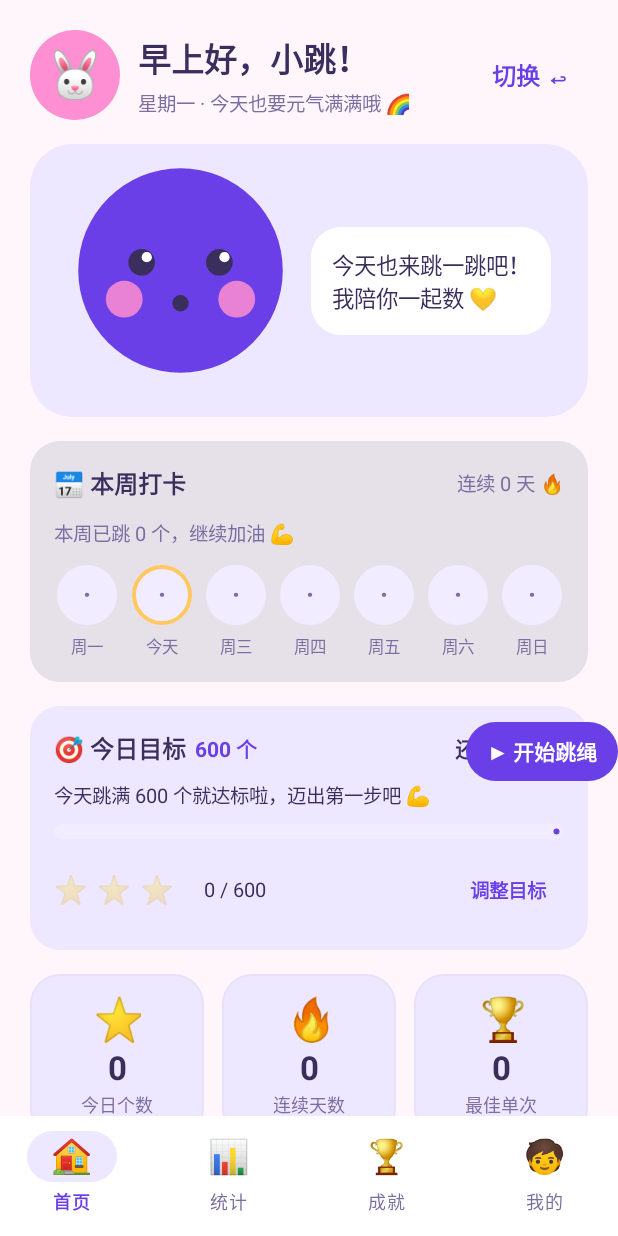
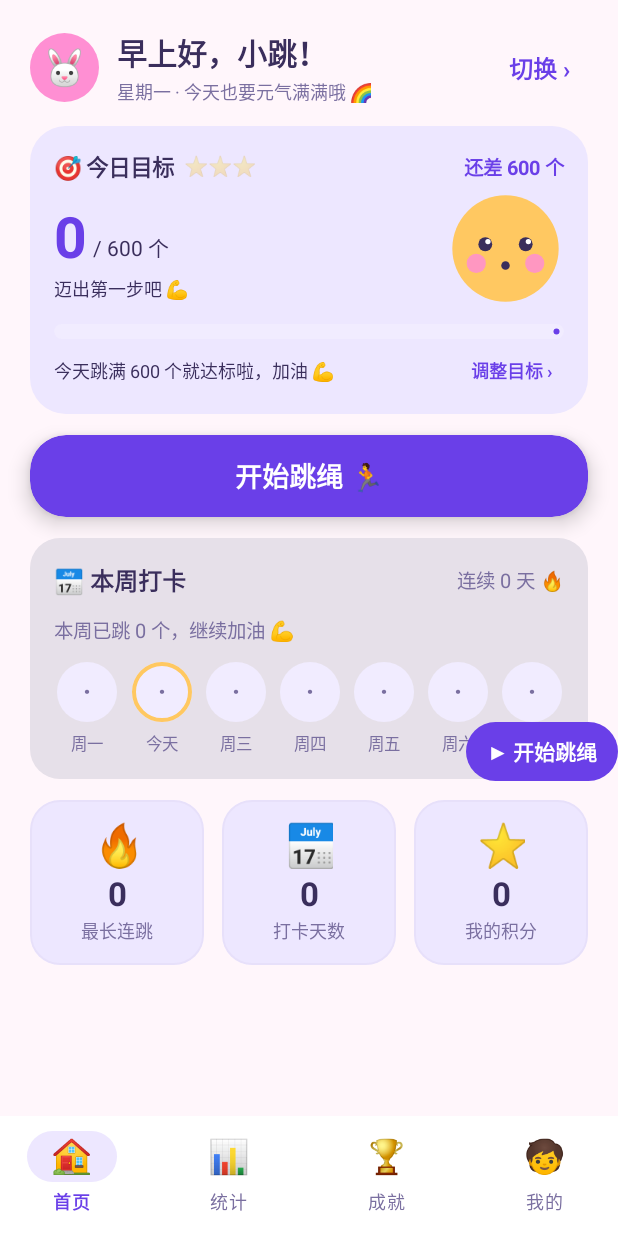
Before and after one commit to xuhaijun/JumpDaily, an Android app built with Jetpack Compose: the HomeScreen screen opened through its navigation route, on a phone screen of 412 x 824 dp. Run offline under Robolectric (Android 15) with nearby library versions, the light colour scheme and no system bars; our stand-ins replace Room's generated code.

Commit message:
refactor(home): 首页三段式布局重构——目标 Hero + 跳跳星缩小并入 + 数据卡去重
- 顶部问候紧凑化（头像46dp/问候20sp），把首屏高度让给核心动作区
- 吉祥物气泡卡(182dp)与目标卡合并成 DailyGoalHero：今日大数字+进度条+跳跳星作卡内装饰(78dp)
- 开始跳绳按钮上移到 Hero 之后，360x780 首屏 0 滚动即可开跳
- 数据三卡去重：最长连跳/打卡天数/我的积分（替代原重复的今日个数/连续天数/最佳单次）
- JumpMascot 增加 mascotSize 尺寸参数（首页用 78dp 装饰）
- 间距 16->14dp 与统计页/我的页统一

```diff
--- a/app/src/main/java/com/jumpdaily/jump/ui/components/JumpMascot.kt
+++ b/app/src/main/java/com/jumpdaily/jump/ui/components/JumpMascot.kt
@@ -16,6 +16,7 @@ import androidx.compose.ui.geometry.Offset
 import androidx.compose.ui.geometry.Size
 import androidx.compose.ui.graphics.Color
 import androidx.compose.ui.graphics.drawscope.Stroke
+import androidx.compose.ui.unit.Dp
 import androidx.compose.ui.unit.dp
 import com.jumpdaily.jump.ui.theme.Ink
 import com.jumpdaily.jump.ui.theme.PinkSecondary
@@ -31,7 +32,15 @@ enum class MascotState { IDLE, JUMPING, HAPPY, SAD, CHEER }
 fun JumpMascot(
     state: MascotState,
     modifier: Modifier = Modifier,
-    color: Color = PurplePrimary
+    color: Color = PurplePrimary,
+    /**
+     * 绘制尺寸，默认 150dp。首页等空间紧张的场景可传小值（如 78dp）当装饰，
+     * 弹跳/待机浮动的偏移量会按同比例缩放，动作幅度与体型保持协调。
+     *
+     * 注意：不能命名为 `size`——会遮蔽 Canvas 绘制作用域里的 `DrawScope.size`（Size 类型），
+     * 导致 `size.minDimension` 等绘制代码解析失败。
+     */
+    mascotSize: Dp = 150.dp
 ) {
     val bounce by animateFloatAsState(
         targetValue = when (state) {
@@ -57,7 +66,9 @@ fun JumpMascot(
         label = "mascot-idle-bob"
     )
 
-    Canvas(modifier.size(150.dp).offset(y = (bounce + idleBob).dp)) {
+    // 动作幅度随体型等比缩放：小号吉祥物不会「跳得上天」，与整体视觉协调
+    val bobScale = mascotSize.value / 150f
+    Canvas(modifier.size(mascotSize).offset(y = ((bounce + idleBob) * bobScale).dp)) {
         val c = center
         val r = size.minDimension / 2.2f
 
--- a/app/src/main/java/com/jumpdaily/jump/ui/screens/HomeScreen.kt
+++ b/app/src/main/java/com/jumpdaily/jump/ui/screens/HomeScreen.kt
@@ -64,7 +64,6 @@ import com.jumpdaily.jump.data.model.Badge
 import com.jumpdaily.jump.data.model.BadgeCatalog
 import com.jumpdaily.jump.data.model.CountMode
 import com.jumpdaily.jump.ui.navigation.Screen
-import com.jumpdaily.jump.ui.theme.Bubble
 import com.jumpdaily.jump.ui.theme.InkSoft
 import com.jumpdaily.jump.ui.viewmodel.RecordsViewModel
 import com.jumpdaily.jump.ui.viewmodel.SessionViewModel
@@ -72,6 +71,7 @@ import com.jumpdaily.jump.util.formatDuration
 import com.jumpdaily.jump.util.formatMonthDay
 import kotlinx.coroutines.delay
 import kotlinx.coroutines.flow.first
+import kotlinx.coroutines.flow.flowOf
 import kotlinx.coroutines.launch
 import java.util.Calendar
 
@@ -96,6 +96,22 @@ fun HomeScreen(nav: NavHostController, session: SessionViewModel, records: Recor
 
     // 最近训练记录（records 按 date DESC 排序，第一条即最近一次）→ 用于「上次成绩」摘要卡
     val recentRecords by records.records.collectAsStateWithLifecycle()
+
+    // 该孩子的总积分（按 childId 隔离存储）：放在首页数据卡，孩子跳完最想看的就是它
+    val childId = child?.id
+    val pointsFlow = remember(childId) {
+        childId?.let { container.prefsRepository.points(it) } ?: flowOf(0)
+    }
+    val points by pointsFlow.collectAsStateWithLifecycle(initialValue = 0)
+
+    /**
+     * 历史最长连跳：所有记录里 maxStreak 的最大值。
+     * 用它替代原先的「今日个数 / 连续天数 / 最佳单次」——那三项已由上方目标 Hero
+     * 与打卡卡完整表达，再摆一遍只是重复。
+     */
+    val bestStreak = remember(stats.history) {
+        stats.history.maxOfOrNull { it.maxStreak } ?: 0
+    }
 
     /**
      * 首次基线种子化：把「当前已解锁的成就」标记为已看，这样老用户（升级后已有历史成就）
@@ -201,97 +217,82 @@ fun HomeScreen(nav: NavHostController, session: SessionViewModel, records: Recor
     Box(Modifier.fillMaxSize()) {
         Column(
             Modifier.fillMaxSize().verticalScroll(rememberScrollState()).padding(20.dp),
-            verticalArrangement = Arrangement.spacedBy(16.dp)
+            // 区块间距 16→14dp：与统计页/我的页统一，顺带给首屏再挤出 10dp 左右
+            verticalArrangement = Arrangement.spacedBy(14.dp)
         ) {
-            // 顶部问候 + 切换孩子
+            // 顶部问候 + 切换孩子（紧凑版）：首屏高度很贵，头像 60→46dp、问候 22→20sp，
+            // 把省下的空间让给「今日目标 Hero + 开始跳绳」这一核心动作区
             Row(Modifier.fillMaxWidth(), verticalAlignment = Alignment.CenterVertically) {
-                ChildAvatar(child = child, size = 60.dp)
+                ChildAvatar(child = child, size = 46.dp)
                 Spacer(Modifier.width(12.dp))
                 Column(Modifier.weight(1f)) {
                     Text(
                         "${greetingNow()}，${child?.name ?: "宝贝"}！",
-                        fontSize = 22.sp,
+                        fontSize = 20.sp,
                         fontWeight = FontWeight.Bold,
                         color = MaterialTheme.colorScheme.onBackground,
-                        maxLines = 2,
+                        maxLines = 1,
                         overflow = TextOverflow.Ellipsis
                     )
-                    // 标题行与副标题行保持一点间距，避免挤在一起
-                    Spacer(Modifier.height(4.dp))
-                    Row(verticalAlignment = Alignment.CenterVertically) {
+                    Spacer(Modifier.height(2.dp))
                     Text(
                         "${weekdayNow()} · 今天也要元气满满哦 🌈",
-                            fontSize = 13.sp,
+                        fontSize = 12.sp,
                         color = InkSoft,
                         maxLines = 1,
                         overflow = TextOverflow.Ellipsis
                     )
                 }
-                }
                 TextButton(onClick = { nav.navigate(Screen.Children.route) }) {
-                    Text("切换 ↩", color = MaterialTheme.colorScheme.primary, fontWeight = FontWeight.Bold)
+                    Text("切换 ›", color = MaterialTheme.colorScheme.primary, fontWeight = FontWeight.Bold)
                 }
             }
 
-            // 吉祥物 + 气泡
-            Box(
-                Modifier.fillMaxWidth().clip(RoundedCornerShape(28.dp)).background(Bubble).padding(16.dp),
-                contentAlignment = Alignment.Center
-            ) {
-                Row(
-                    verticalAlignment = Alignment.CenterVertically,
-                    horizontalArrangement = Arrangement.spacedBy(12.dp)
-                ) {
-                    JumpMascot(
-                        mascotState,
-                        // 关闭默认涟漪（点击时的水波纹/阴影）：吉祥物本身会蹦跳 + 喊话，
-                        // 已经是最直观的反馈，再叠加一层波纹反而显得脏
-                        modifier = Modifier.clickable(
-                            interactionSource = remember { MutableInteractionSource() },
-                            indication = null
-                        ) { pokeMascot() }
-                    )
-                    Card(colors = CardDefaults.cardColors(containerColor = MaterialTheme.colorScheme.surface)) {
-                        Text(
-                            bubble ?: "今天也来跳一跳吧！\n我陪你一起数 💛",
-                            Modifier.padding(14.dp),
-                            fontSize = 15.sp,
-                            color = MaterialTheme.colorScheme.onSurface
-                        )
-                    }
-                }
-            }
-
-            // 本周打卡日历（连续打卡可视化）：紧贴跳跳星卡片下方（2026-09-04 用户调整），
-            // 「打卡情况」和「吉祥物鼓励」同属情感激励区，放一起；具体数据卡片依次排后
-            WeeklyCheckIn(weekly = weekly, streak = stats.streak)
-
-            // 今日目标：以每日目标（默认 600 个）为准，最佳纪录作为突破参考，可点「调整目标」改数值
-            DailyGoalCard(
+            // Hero：今日目标 + 大数字 + 进度条 + 跳跳星同框。
+            // 2026-09-07 布局重构：原先「吉祥物气泡卡」单独占 182dp（首屏 27%），目标卡另占 150dp+，
+            // 两者合并成一张 Hero 后省下约 150dp，吉祥物缩小为卡内装饰（戳一下照样蹦跳 + 喊话）
+            DailyGoalHero(
                 todayCount = stats.todayCount,
                 bestCount = stats.bestCount,
                 dailyGoal = dailyGoal,
+                mascotState = mascotState,
+                bubble = bubble,
+                onPokeMascot = ::pokeMascot,
                 onAdjust = { nav.navigate(Screen.Settings.route) }
             )
 
-            // 今日数据（点击卡片有可爱反馈）
+            // 开始跳绳：紧跟 Hero，首屏 0 滚动即可开跳。
+            // （原先排在卡片流最末尾，360×780 机型需下滑约 200dp 才能点到）
+            // 达标彩蛋：今天目标已达成时换庆祝文案，鼓励孩子「再来一波」
+            val goalReached = stats.todayCount > 0 && stats.todayCount >= dailyGoal.coerceAtLeast(600)
+            CuteButton(
+                if (goalReached) "已达标！再挑战一波 🎉" else "开始跳绳 🏃",
+                onClick = { nav.navigate(if (countMode == CountMode.CAMERA) Screen.CameraTraining.route else Screen.Training.route) },
+                modifier = Modifier.fillMaxWidth()
+            )
+
+            // 本周打卡日历（连续打卡可视化）：情感激励区，排在核心动作之后，仍落在首屏可见范围内
+            WeeklyCheckIn(weekly = weekly, streak = stats.streak)
+
+            // 数据三卡：刻意避开 Hero 已表达的「今日个数 / 连续天数 / 最佳单次」，
+            // 换成三项不重复的信息（最长连跳 / 打卡天数 / 我的积分），点击仍有音效 + 气泡 + 朗读
             Row(Modifier.fillMaxWidth(), horizontalArrangement = Arrangement.spacedBy(12.dp)) {
                 StatCard(
-                    "⭐", "${stats.todayCount}", "今日个数", Modifier.weight(1f),
+                    "🔥", "$bestStreak", "最长连跳", Modifier.weight(1f),
                     onClick = {
-                        poke("哇塞！今天已经跳了 ${stats.todayCount} 个啦，你是跳绳小超人！⚡") { sound.reward() }
+                        poke("一口气连跳 $bestStreak 个，太稳啦！🔥") { sound.cheer() }
                     }
                 )
                 StatCard(
-                    "🔥", "${stats.streak}", "连续天数", Modifier.weight(1f),
+                    "📅", "${stats.activeDays}", "打卡天数", Modifier.weight(1f),
                     onClick = {
-                        poke("连续 ${stats.streak} 天没偷懒，坚持下去你就是最棒的！🔥") { sound.cheer() }
+                        poke("已经打卡 ${stats.activeDays} 天啦，好习惯正在长出来 🌱") { sound.reward() }
                     }
                 )
                 StatCard(
-                    "🏆", "${stats.bestCount}", "最佳单次", Modifier.weight(1f),
+                    "⭐", "$points", "我的积分", Modifier.weight(1f),
                     onClick = {
-                        poke("单次最高 ${stats.bestCount} 个！要不要挑战新纪录呀？🏆") { sound.star() }
+                        poke("你已经攒了 $points 分，可以去我的页换奖品啦 🎁") { sound.star() }
                     }
                 )
             }
@@ -328,14 +329,6 @@ fun HomeScreen(nav: NavHostController, session: SessionViewModel, records: Recor
                 }
             }
 
-            // 开始跳绳：大按钮保持在卡片流末尾，进入训练页顺手
-            // 达标彩蛋：今天目标已达成时换庆祝文案，鼓励孩子「再来一波」
-            val goalReached = stats.todayCount > 0 && stats.todayCount >= dailyGoal.coerceAtLeast(600)
-            CuteButton(
-                if (goalReached) "已达标！再挑战一波 🎉" else "开始跳绳 🏃",
-                onClick = { nav.navigate(if (countMode == CountMode.CAMERA) Screen.CameraTraining.route else Screen.Training.route) },
-                modifier = Modifier.fillMaxWidth()
-            )
         }
 
         // 新成就解锁全屏庆祝（仅弹一次）
@@ -434,9 +427,28 @@ private fun WeeklyCheckIn(weekly: List<Pair<String, Int>>, streak: Int) {
     }
 }
 
-/** 今日目标：以「每日目标」（默认 600 个）为准，最佳纪录仅作突破参考；右上角可跳转设置调整目标。 */
+/**
+ * 今日目标 Hero（2026-09-07 重构）：把「目标进度 + 今日个数 + 吉祥物」合并成一张首屏主卡。
+ *
+ * 布局顺序遵循「孩子最想先看什么」：
+ * 1. 标题行：今日目标 + 三颗星进度 + 还差多少个；
+ * 2. 主区：超大今日个数（一眼看到成果），右侧跳跳星当装饰（戳一下会蹦跳 + 喊话）；
+ * 3. 进度条；
+ * 4. 底部行：默认显示达标引导，戳吉祥物/数据卡时临时显示气泡文案，右侧是「调整目标」。
+ *
+ * @param mascotState 吉祥物状态（首页统一驱动：戳卡片/吉祥物都会让它欢呼）
+ * @param bubble 临时气泡文案，为 null 时底部行显示默认引导语
+ */
 @Composable
-private fun DailyGoalCard(todayCount: Int, bestCount: Int, dailyGoal: Int, onAdjust: () -> Unit) {
+private fun DailyGoalHero(
+    todayCount: Int,
+    bestCount: Int,
+    dailyGoal: Int,
+    mascotState: MascotState,
+    bubble: String?,
+    onPokeMascot: () -> Unit,
+    onAdjust: () -> Unit
+) {
     // 目标值兜底：DataStore 首帧未到达时 dailyGoal 可能为 0，这里保证进度条不崩且不为 0 目标
     val target = dailyGoal.coerceAtLeast(600)
     val reached = todayCount >= target
@@ -450,32 +462,71 @@ private fun DailyGoalCard(todayCount: Int, bestCount: Int, dailyGoal: Int, onAdj
 
     Card(
         Modifier.fillMaxWidth(),
-        shape = RoundedCornerShape(20.dp),
+        shape = RoundedCornerShape(24.dp),
         colors = CardDefaults.cardColors(containerColor = MaterialTheme.colorScheme.primaryContainer)
     ) {
-        Column(Modifier.padding(16.dp), verticalArrangement = Arrangement.spacedBy(10.dp)) {
+        Column(Modifier.padding(16.dp), verticalArrangement = Arrangement.spacedBy(8.dp)) {
+            // 标题行：目标 + 星级 + 差额（星级用 13sp，比原 18sp 更省高度）
             Row(verticalAlignment = Alignment.CenterVertically) {
                 Text(
-                    "🎯 今日目标", fontSize = 16.sp, fontWeight = FontWeight.Bold,
+                    "🎯 今日目标", fontSize = 15.sp, fontWeight = FontWeight.Bold,
                     color = MaterialTheme.colorScheme.onPrimaryContainer
                 )
                 Spacer(Modifier.width(6.dp))
-                Text(
-                    "$target 个", fontSize = 14.sp, fontWeight = FontWeight.Bold,
-                    color = MaterialTheme.colorScheme.primary
-                )
+                repeat(3) { i ->
+                    Text("⭐", fontSize = 13.sp, modifier = Modifier.alpha(if (i < stars) 1f else 0.3f))
+                }
                 Spacer(Modifier.weight(1f))
                 Text(
                     if (reached) "已达成 🏆" else "还差 ${target - todayCount} 个",
-                    fontSize = 14.sp, fontWeight = FontWeight.Bold,
-                    color = MaterialTheme.colorScheme.onPrimaryContainer
+                    fontSize = 13.sp, fontWeight = FontWeight.Bold,
+                    color = MaterialTheme.colorScheme.primary
                 )
             }
+
+            // 主区：左「今日大数字」，右「跳跳星装饰」
+            Row(verticalAlignment = Alignment.CenterVertically) {
+                Column(Modifier.weight(1f)) {
+                    Row(
+                        verticalAlignment = Alignment.Bottom,
+                        horizontalArrangement = Arrangement.spacedBy(4.dp)
+                    ) {
                         Text(
-                if (bestCount > 0) "今天跳满 $target 个就达标啦！最佳纪录 $bestCount 个，继续挑战 💪"
-                else "今天跳满 $target 个就达标啦，迈出第一步吧 💪",
-                fontSize = 13.sp, color = MaterialTheme.colorScheme.onPrimaryContainer
+                            "$todayCount",
+                            fontSize = 38.sp,
+                            fontWeight = FontWeight.Bold,
+                            color = MaterialTheme.colorScheme.primary
                         )
+                        Text(
+                            "/ $target 个",
+                            fontSize = 14.sp,
+                            color = MaterialTheme.colorScheme.onPrimaryContainer,
+                            modifier = Modifier.padding(bottom = 6.dp)
+                        )
+                    }
+                    Spacer(Modifier.height(2.dp))
+                    Text(
+                        if (bestCount > 0) "最佳纪录 $bestCount 个" else "迈出第一步吧 💪",
+                        fontSize = 12.sp,
+                        color = MaterialTheme.colorScheme.onPrimaryContainer,
+                        maxLines = 1,
+                        overflow = TextOverflow.Ellipsis
+                    )
+                }
+                Spacer(Modifier.width(8.dp))
+                // 跳跳星：Hero 内的情感锚点，戳一下蹦跳 + 喊话（喊话显示在下方气泡行）
+                JumpMascot(
+                    state = mascotState,
+                    color = MaterialTheme.colorScheme.tertiary,
+                    mascotSize = 78.dp,
+                    // 关闭默认涟漪：吉祥物本身会蹦跳，再叠一层波纹反而显得脏
+                    modifier = Modifier.clickable(
+                        interactionSource = remember { MutableInteractionSource() },
+                        indication = null
+                    ) { onPokeMascot() }
+                )
+            }
+
             LinearProgressIndicator(
                 progress = { progress },
                 modifier = Modifier.fillMaxWidth().height(10.dp).clip(RoundedCornerShape(6.dp)),
@@ -483,16 +534,28 @@ private fun DailyGoalCard(todayCount: Int, bestCount: Int, dailyGoal: Int, onAdj
                 color = if (reached) MaterialTheme.colorScheme.tertiary else MaterialTheme.colorScheme.primary,
                 trackColor = MaterialTheme.colorScheme.surfaceVariant
             )
-            Row(verticalAlignment = Alignment.CenterVertically, horizontalArrangement = Arrangement.spacedBy(6.dp)) {
-                repeat(3) { i ->
-                    Text("⭐", fontSize = 18.sp, modifier = Modifier.alpha(if (i < stars) 1f else 0.3f))
-                }
-                Spacer(Modifier.width(8.dp))
-                Text("$todayCount / $target", fontSize = 13.sp, color = MaterialTheme.colorScheme.onPrimaryContainer)
-                Spacer(Modifier.weight(1f))
-                TextButton(onClick = onAdjust) {
-                    Text("调整目标", fontSize = 13.sp, fontWeight = FontWeight.Bold, color = MaterialTheme.colorScheme.primary)
-                }
+
+            // 底部行：气泡（戳吉祥物/数据卡时）与默认引导复用同一行，避免额外占高度
+            Row(verticalAlignment = Alignment.CenterVertically) {
+                Text(
+                    bubble ?: if (bestCount > 0) "今天跳满 $target 个就达标啦，继续挑战 💪"
+                    else "今天跳满 $target 个就达标啦，加油 💪",
+                    fontSize = 12.sp,
+                    color = MaterialTheme.colorScheme.onPrimaryContainer,
+                    maxLines = 1,
+                    overflow = TextOverflow.Ellipsis,
+                    modifier = Modifier.weight(1f)
+                )
+                Text(
+                    "调整目标 ›",
+                    fontSize = 12.sp,
+                    fontWeight = FontWeight.Bold,
+                    color = MaterialTheme.colorScheme.primary,
+                    modifier = Modifier
+                        .clip(RoundedCornerShape(999.dp))
+                        .clickable { onAdjust() }
+                        .padding(horizontal = 8.dp, vertical = 4.dp)
+                )
             }
         }
     }
```
Lines whose indentation alone changed are shown as unchanged.
